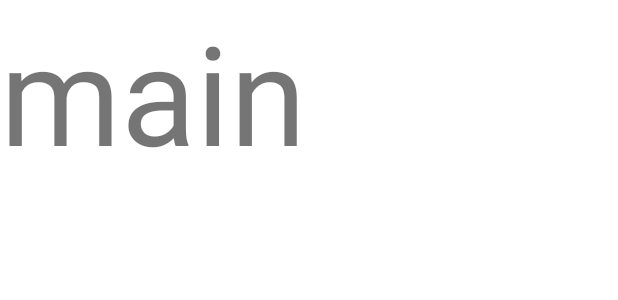
After one commit to i-safronov/food, an Android app: the layout fragment_main.xml on its own in the app's theme, with its tools: preview values and no code run, on a phone screen of 412 x 824 dp. The commit adds this screen. Shown: the top 300 px of the screen. Run offline under Robolectric (Android 15) with nearby library versions, the phone set to English and light mode, and no system bars.

Commit message:
Added main_graph.xml and main_content_graph.xml

```diff
--- /dev/null
+++ b/app/src/main/res/layout/fragment_main.xml
@@ -0,0 +1,15 @@
+<?xml version="1.0" encoding="utf-8"?>
+<FrameLayout xmlns:android="http://schemas.android.com/apk/res/android"
+    xmlns:tools="http://schemas.android.com/tools"
+    android:layout_width="match_parent"
+    android:layout_height="match_parent"
+    tools:context=".ui.fragment.all_content.main.FragmentMain">
+
+    <!-- TODO: Update blank fragment layout -->
+    <TextView
+        android:layout_width="match_parent"
+        android:layout_height="match_parent"
+        android:text="main"
+        android:textSize="92sp"/>
+
+</FrameLayout>
--- a/app/src/main/res/values/colors.xml
+++ b/app/src/main/res/values/colors.xml
@@ -14,6 +14,6 @@
     <color name="not_accent_text_color_in_gray_back">#C3C4C9</color>
     <color name="hint">#AAAAAD</color>
     <color name="accent_color">#FD3A69</color>
-
+    <color name="back">#FFFFFF</color>
 
 </resources>
--- a/app/src/main/res/values/strings.xml
+++ b/app/src/main/res/values/strings.xml
@@ -1,3 +1,5 @@
 <resources>
     <string name="app_name">food</string>
+    <!-- TODO: Remove or change this placeholder text -->
+    <string name="hello_blank_fragment">Hello blank fragment</string>
 </resources>
```
Also changed, not shown: app/src/main/java/safronov/apps/food/ui/fragment/all_content/main/FragmentMain.kt (added, +60 -0 lines), app/src/main/java/safronov/apps/food/ui/fragment/all_content/main/main_content/menu/FragmentMenu.kt (added, +60 -0 lines), app/src/main/res/layout/fragment_menu.xml (added, +15 -0 lines), app/src/main/res/navigation/main_content_graph.xml (added, +13 -0 lines), app/src/main/res/navigation/main_graph.xml (added, +12 -0 lines).
